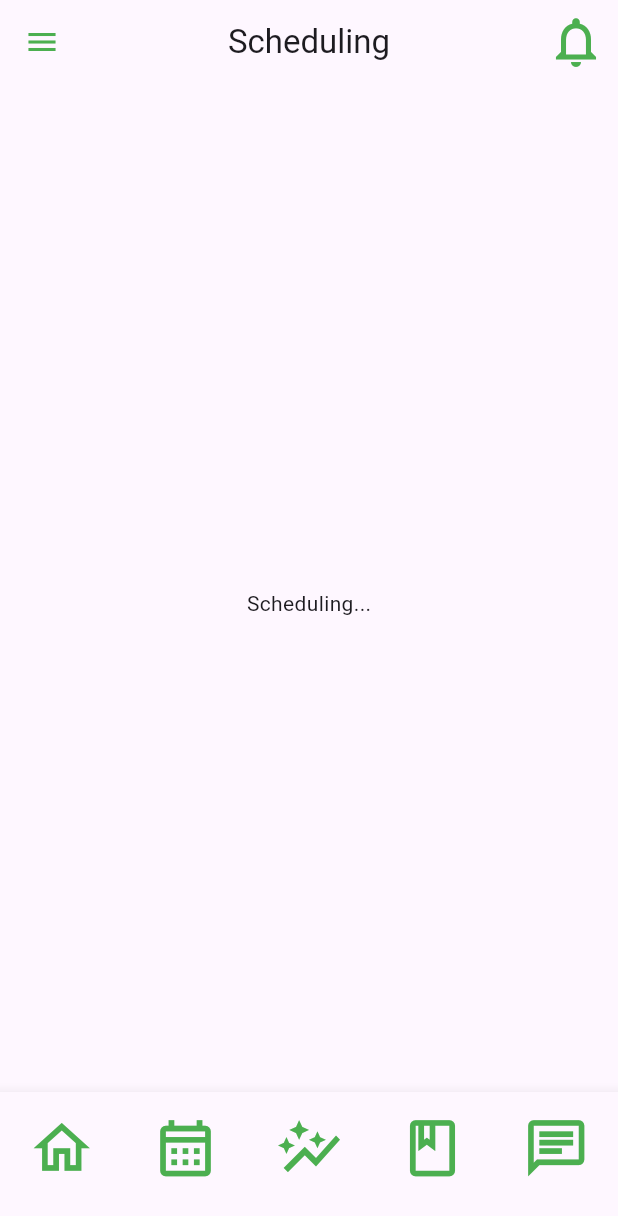
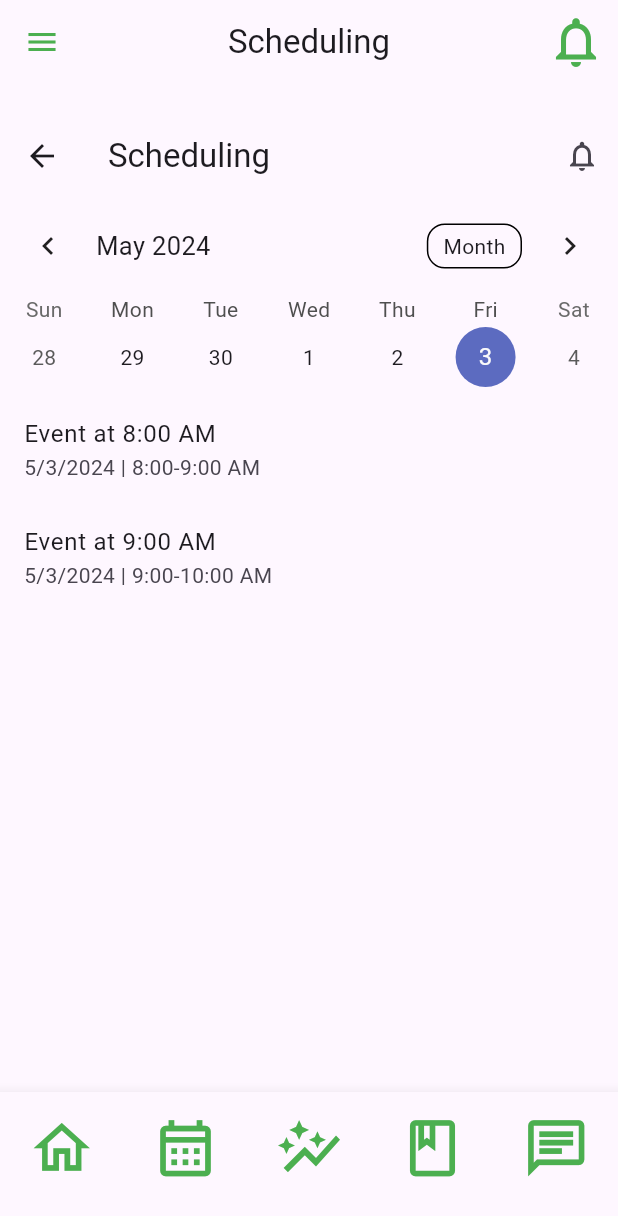
Before and after one commit to Miggycraft/terrasoi_app, a Flutter app: the screen it shows after launch, item 2 of the bottom bar chosen, on a phone screen of 412 x 824 dp. Shown: the top 1216 px of the screen. Run offline on Flutter 3.47's test engine with Material 3 defaults, Android fonts, the phone set to English and light mode, and no system bars; drawn by our look-alikes of table_calendar.

Commit message:
now doing the scheduling

```diff
--- a/lib/pages/view/resources_page.dart
+++ b/lib/pages/view/resources_page.dart
@@ -40,7 +40,12 @@ class _ResourcesPageState extends State<ResourcesPage> {
   }
 
   Widget buildArticleCard(BuildContext context, Map<String, dynamic> article, int index) {
-    return Column(
+    return InkWell(
+      onTap: () {
+        print('Article Tapped: ${article['title']}');
+
+      },
+      child: Column(
         crossAxisAlignment: CrossAxisAlignment.start,
         children: [
           Padding(
@@ -87,6 +92,7 @@ class _ResourcesPageState extends State<ResourcesPage> {
             ),
           ),
         ],
+      ),
     );
   }
 }
--- a/lib/pages/view/scheduling_page.dart
+++ b/lib/pages/view/scheduling_page.dart
@@ -1,15 +1,76 @@
 import 'package:flutter/material.dart';
+import 'package:flutter/cupertino.dart';
+import 'package:table_calendar/table_calendar.dart';
 
 class SchedulingPage extends StatefulWidget {
   const SchedulingPage({super.key});
 
   @override
-  State<SchedulingPage> createState() => _SchedulingPageState();
+  _SchedulingPageState createState() => _SchedulingPageState();
 }
 
 class _SchedulingPageState extends State<SchedulingPage> {
+  DateTime _selectedDay = DateTime.now();
+  DateTime _focusedDay = DateTime.now();
+  CalendarFormat _calendarFormat = CalendarFormat.week;
+
+  late Map<DateTime, List<String>> _selectedEvents; // Using a simple String list for events
+
+  @override
+  void initState() {
+    super.initState();
+    _selectedEvents = {
+      DateTime.now(): ['Event 1', 'Event 2']
+    };
+  }
+
+  List<String> _getEventsForDay(DateTime day) {
+    return _selectedEvents[day] ?? [];
+  }
+
   @override
   Widget build(BuildContext context) {
-    return Center(child: Text('Scheduling...'),);
+    return Scaffold(
+      appBar: AppBar(
+        title: Text('Scheduling'),
+        actions: [
+          IconButton(
+            icon: Icon(Icons.notifications_none),
+            onPressed: () {},
+          ),
+        ],
+      ),
+      body: Column(
+        children: [
+          TableCalendar(
+            firstDay: DateTime.utc(2020, 1, 1),
+            lastDay: DateTime.utc(2030, 12, 31),
+            focusedDay: _focusedDay,
+            calendarFormat: _calendarFormat,
+            selectedDayPredicate: (day) {
+              return isSameDay(_selectedDay, day);
+            },
+            onDaySelected: (selectedDay, focusedDay) {
+              setState(() {
+                _selectedDay = selectedDay;
+                _focusedDay = focusedDay; // update `_focusedDay` here as well
+              });
+            },
+            eventLoader: _getEventsForDay,
+          ),
+          Expanded(
+            child: ListView.builder(
+              itemCount: _getEventsForDay(_selectedDay).length,
+              itemBuilder: (context, index) {
+                return ListTile(
+                  title: Text('Event at ${index + 8}:00 AM'),
+                  subtitle: Text('${_selectedDay.month}/${_selectedDay.day}/${_selectedDay.year} | ${index + 8}:00-${index + 9}:00 AM'),
+                );
+              },
+            ),
+          ),
+        ],
+      ),
+    );
   }
 }
--- a/pubspec.yaml
+++ b/pubspec.yaml
@@ -30,6 +30,7 @@ environment:
 dependencies:
   flutter:
     sdk: flutter
+    table_calendar: ^3.0.3
 
 
   # The following adds the Cupertino Icons font to your application.
```
Also changed, not shown: lib/pages/RPages/TUGtF.dart (added, +8 -0 lines), 1 other file. Lines whose indentation alone changed are shown as unchanged.
